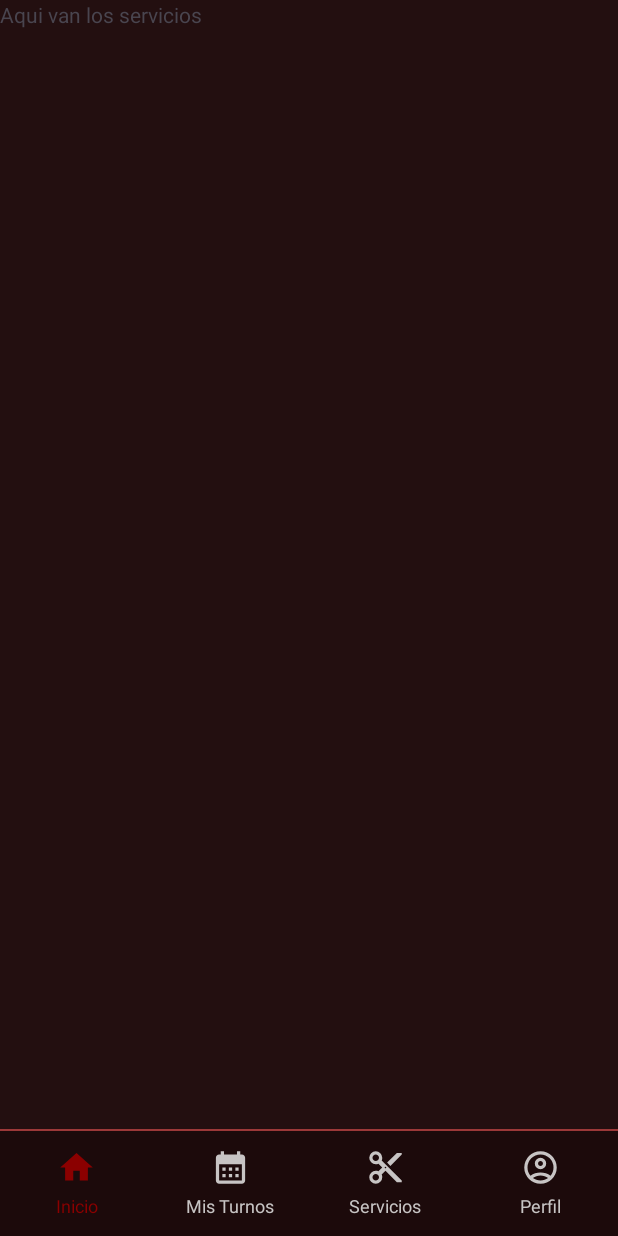
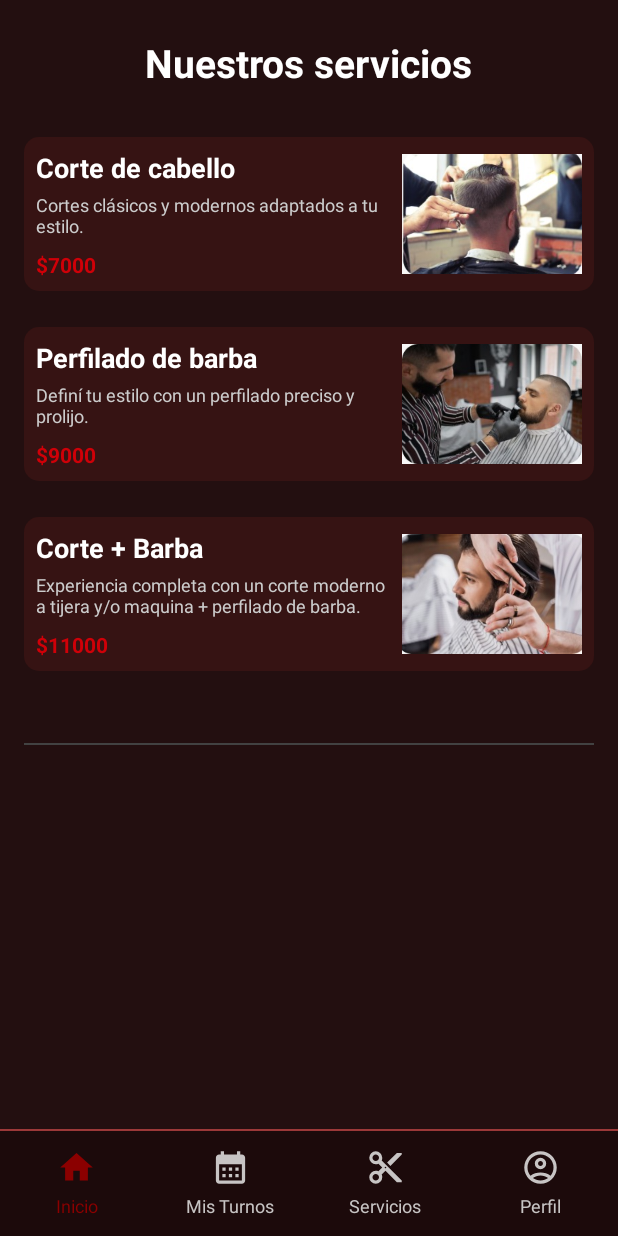
Before and after one commit to gonzapaglione/LaboVI_tp1, an Android app: the fragment ServiciosFragment placed in its activity, on a phone screen of 412 x 824 dp. Run offline under Robolectric (Android 15) with nearby library versions, the phone set to English and light mode, and no system bars; our stand-ins replace Room's generated code; 1 statement that could not run was skipped.

Commit message:
se agrego la pantalla de servicios

```diff
--- a/app/src/main/java/com/example/barberiaglp/PerfilFragment.java
+++ b/app/src/main/java/com/example/barberiaglp/PerfilFragment.java
@@ -14,7 +14,6 @@ import android.view.LayoutInflater;
 import android.view.View;
 import android.view.ViewGroup;
 import android.widget.Button;
-import android.widget.TextView;
 import android.widget.TextView;
 import android.widget.Toast;
 
@@ -51,7 +50,7 @@ public class PerfilFragment extends Fragment {
         colocarDatosUsuario();
 
         // 3 Le asignás el listener
-        logOut.setOnClickListener(v -> cerrarsesion());
+        logOut.setOnClickListener(v -> mostrarDialogoCerrarSesion());
 
         return view;
     }
@@ -100,7 +99,7 @@ public class PerfilFragment extends Fragment {
     }
 
     public void colocarDatosUsuario() {
-        // Llama al método asíncrono del repositorio para obtener el usuario actual
+        // Llama al metodo asincrono del repositorio para obtener el usuario actual
         usuarioRepo.getUsuarioActual(usuarioActual -> {
             // Este código se ejecuta cuando el repositorio devuelve el usuario.
             // Es crucial volver al hilo de la UI para actualizar la vista.
--- a/app/src/main/java/com/example/barberiaglp/ServiciosFragment.java
+++ b/app/src/main/java/com/example/barberiaglp/ServiciosFragment.java
@@ -7,13 +7,55 @@ import androidx.fragment.app.Fragment;
 import android.view.LayoutInflater;
 import android.view.View;
 import android.view.ViewGroup;
+import android.widget.ImageView;
+import android.widget.TextView;
 
 
 public class ServiciosFragment extends Fragment {
-    public ServiciosFragment(){}
+
+    public ServiciosFragment() {}
+
     @Override
     public View onCreateView(LayoutInflater inflater, ViewGroup container,
                              Bundle savedInstanceState) {
-        return inflater.inflate(R.layout.fragment_servicios, container, false);
+        View view = inflater.inflate(R.layout.fragment_servicios, container, false);
+
+        // Servicio 1: Corte
+        View servicioCorte = view.findViewById(R.id.servicioCorte);
+        ImageView imgCorte = servicioCorte.findViewById(R.id.imgServicio);
+        TextView tvCorteNombre = servicioCorte.findViewById(R.id.tvServicioTitulo);
+        TextView tvCorteDesc = servicioCorte.findViewById(R.id.tvServicioDescripcion);
+        TextView tvCortePrecio = servicioCorte.findViewById(R.id.tvServicioPrecio);
+
+        imgCorte.setImageResource(R.drawable.fotocorte);
+        tvCorteNombre.setText("Corte de cabello");
+        tvCorteDesc.setText("Cortes clásicos y modernos adaptados a tu estilo.");
+        tvCortePrecio.setText("$7000");
+
+
+        // Servicio 2: Barba
+        View servicioBarba = view.findViewById(R.id.servicioBarba);
+        ImageView imgBarba = servicioBarba.findViewById(R.id.imgServicio);
+        TextView tvBarbaNombre = servicioBarba.findViewById(R.id.tvServicioTitulo);
+        TextView tvBarbaDesc = servicioBarba.findViewById(R.id.tvServicioDescripcion);
+        TextView tvBarbaPrecio = servicioBarba.findViewById(R.id.tvServicioPrecio);
+
+        imgBarba.setImageResource(R.drawable.fotobarba);
+        tvBarbaNombre.setText("Perfilado de barba");
+        tvBarbaDesc.setText("Definí tu estilo con un perfilado preciso y prolijo.");
+        tvBarbaPrecio.setText("$9000");
+
+        // Servicio 3: Premium
+        View servicioPremium = view.findViewById(R.id.servicioPremium);
+        ImageView imgPremium = servicioPremium.findViewById(R.id.imgServicio);
+        TextView tvPremiumNombre = servicioPremium.findViewById(R.id.tvServicioTitulo);
+        TextView tvPremiumDesc = servicioPremium.findViewById(R.id.tvServicioDescripcion);
+        TextView tvPremiumPrecio = servicioPremium.findViewById(R.id.tvServicioPrecio);
+
+        imgPremium.setImageResource(R.drawable.fotocortebarba);
+        tvPremiumNombre.setText("Corte + Barba");
+        tvPremiumDesc.setText("Experiencia completa con un corte moderno a tijera y/o maquina + perfilado de barba.");
+        tvPremiumPrecio.setText("$11000");
+        return view;
     }
 }
--- a/app/src/main/res/layout/fragment_servicios.xml
+++ b/app/src/main/res/layout/fragment_servicios.xml
@@ -3,13 +3,64 @@
     xmlns:tools="http://schemas.android.com/tools"
     android:layout_width="match_parent"
     android:layout_height="match_parent"
-    android:background="#230F10"
+    android:background="@color/red_background"
     tools:context=".ServiciosFragment">
 
-    <!-- TODO: Update blank fragment layout -->
-    <TextView
+    <ScrollView
         android:layout_width="match_parent"
         android:layout_height="match_parent"
-        android:text="Aqui van los servicios" />
+        android:paddingHorizontal="16dp"
+        android:paddingVertical="24dp">
 
+        <LinearLayout
+            android:layout_width="match_parent"
+            android:layout_height="wrap_content"
+            android:orientation="vertical">
+
+            <!-- Título principal -->
+            <TextView
+                android:id="@+id/tvTituloServicios"
+                android:layout_width="wrap_content"
+                android:layout_height="wrap_content"
+                android:text="Nuestros servicios"
+                android:textColor="@android:color/white"
+                android:textSize="26sp"
+                android:textStyle="bold"
+                android:layout_gravity="center_horizontal"
+                android:layout_marginBottom="32dp"/>
+
+            <!-- Servicio 1 -->
+            <include
+                layout="@layout/item_servicio"
+                android:id="@+id/servicioCorte"
+                android:layout_marginBottom="24dp"
+                android:layout_width="match_parent"
+                android:layout_height="wrap_content" />
+
+            <!-- Servicio 2 -->
+            <include
+                layout="@layout/item_servicio"
+                android:id="@+id/servicioBarba"
+                android:layout_marginBottom="24dp"
+                android:layout_width="match_parent"
+                android:layout_height="wrap_content" />
+
+            <!-- Servicio 3 -->
+            <include
+                layout="@layout/item_servicio"
+                android:id="@+id/servicioPremium"
+                android:layout_marginBottom="48dp"
+                android:layout_width="match_parent"
+                android:layout_height="wrap_content" />
+
+            <!-- Separador -->
+            <View
+                android:layout_width="match_parent"
+                android:layout_height="1dp"
+                android:background="#424242"
+                android:layout_marginBottom="16dp"/>
+
+
+        </LinearLayout>
+    </ScrollView>
 </FrameLayout>
--- /dev/null
+++ b/app/src/main/res/layout/item_servicio.xml
@@ -0,0 +1,54 @@
+<?xml version="1.0" encoding="utf-8"?>
+<LinearLayout xmlns:android="http://schemas.android.com/apk/res/android"
+    android:layout_width="match_parent"
+    android:layout_height="wrap_content"
+    android:orientation="horizontal"
+    android:gravity="center_vertical"
+    android:background="@drawable/rounded_background"
+    android:padding="8dp">
+
+    <!-- Info -->
+<LinearLayout
+android:layout_width="0dp"
+android:layout_height="wrap_content"
+android:layout_weight="1"
+android:orientation="vertical"
+android:layout_marginEnd="8dp">
+
+<TextView
+    android:id="@+id/tvServicioTitulo"
+    android:layout_width="match_parent"
+    android:layout_height="wrap_content"
+    android:text="Título del servicio"
+    android:textSize="18sp"
+    android:textStyle="bold"
+    android:textColor="@android:color/white"/>
+
+<TextView
+    android:id="@+id/tvServicioDescripcion"
+    android:layout_width="match_parent"
+    android:layout_height="wrap_content"
+    android:text="Descripción del servicio"
+    android:textSize="12sp"
+    android:textColor="#CCCCCC"
+    android:layout_marginTop="4dp"
+    android:layout_marginBottom="8dp"/>
+
+<TextView
+    android:id="@+id/tvServicioPrecio"
+    android:layout_width="wrap_content"
+    android:layout_height="wrap_content"
+    android:text="$0000"
+    android:textColor="#CF0008"
+    android:textStyle="bold"
+    android:textSize="14sp"/>
+</LinearLayout>
+
+    <!-- Imagen -->
+<ImageView
+android:id="@+id/imgServicio"
+android:layout_width="120dp"
+android:layout_height="80dp"
+android:scaleType="centerCrop"
+android:src="@mipmap/ic_launcher"/>
+</LinearLayout>
--- a/app/src/main/res/values/colors.xml
+++ b/app/src/main/res/values/colors.xml
@@ -1,6 +1,8 @@
 <?xml version="1.0" encoding="utf-8"?>
 <resources>
+
     <color name="black">#FF000000</color>
+    <color name="red_background">#230F10</color>
     <color name="red_primary">#8B0000</color>
     <color name="red_2">#760106</color>
     <color name="red_3">#361313</color>
```
Also changed, not shown: app/src/main/res/drawable/fotobarba.jpeg (added), app/src/main/res/drawable/fotocorte.jpeg (added), app/src/main/res/drawable/fotocortebarba.jpeg (added).
